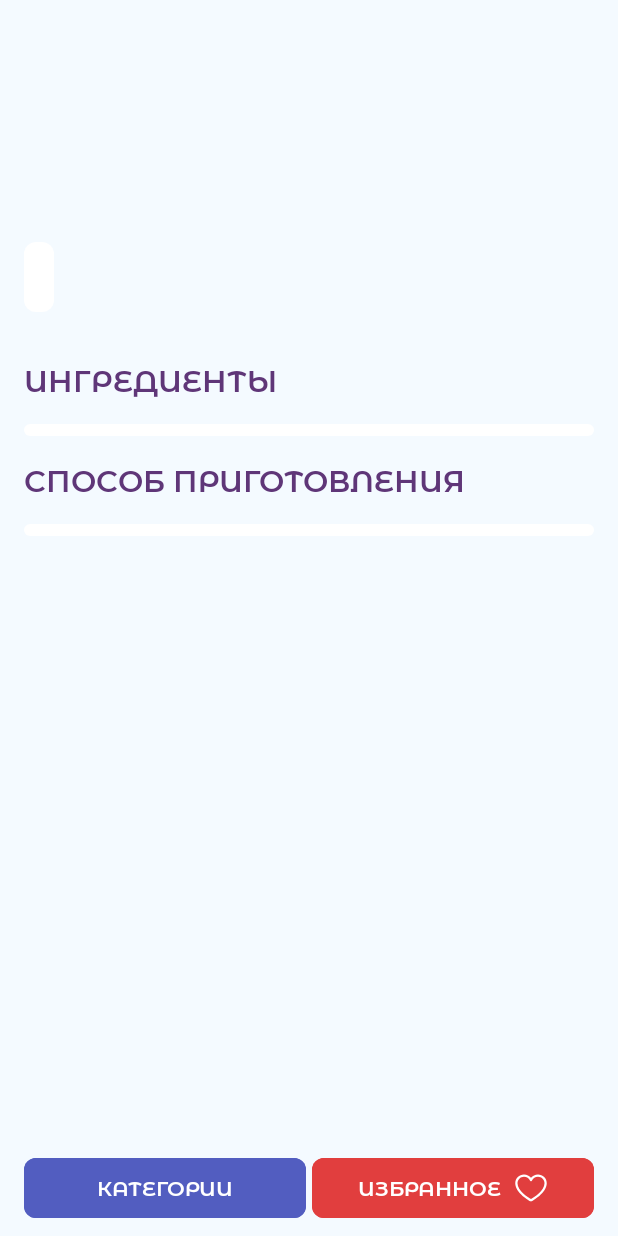
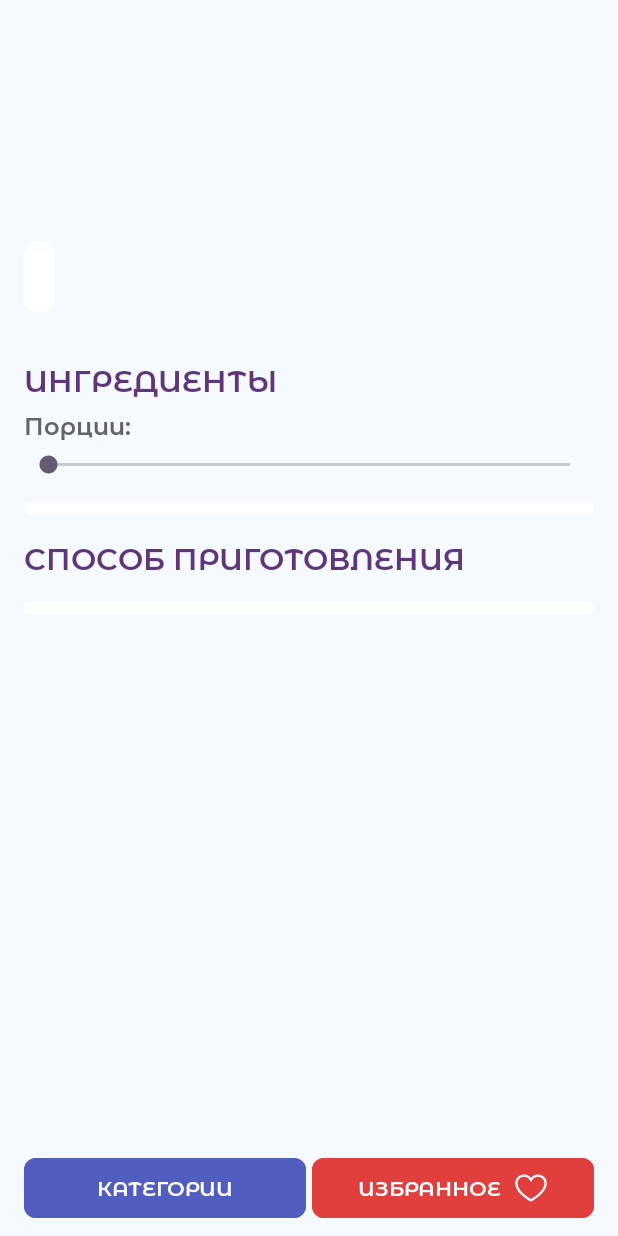
Before and after one commit to Untamos25/RecipesApp, an Android app: the fragment RecipeFragment placed in its activity, on a phone screen of 412 x 824 dp. Run offline under Robolectric (Android 15) with nearby library versions, the light colour scheme and no system bars.

Commit message:
RA-14 Добавлен SeekBar для количества порций и расчёта ингредиентов. Вынесен размер некоторых шрифтов в dimens

```diff
--- a/app/src/main/res/layout/fragment_recipe.xml
+++ b/app/src/main/res/layout/fragment_recipe.xml
@@ -51,9 +51,50 @@
             style="@style/StyleTitle20"
             android:layout_width="wrap_content"
             android:layout_height="wrap_content"
-            android:layout_margin="@dimen/space_main"
+            android:layout_marginHorizontal="@dimen/space_main"
+            android:layout_marginTop="@dimen/space_main"
             android:text="@string/title_ingredients"
             android:textAppearance="@style/StyleTitle20" />
+
+        <LinearLayout
+            android:layout_width="match_parent"
+            android:layout_height="wrap_content"
+            android:orientation="horizontal"
+            android:gravity="center_vertical">
+
+            <TextView
+                android:id="@+id/tvPortionsTitle"
+                style="@style/StyleTitle16"
+                android:layout_width="wrap_content"
+                android:layout_height="wrap_content"
+                android:layout_marginStart="@dimen/space_main"
+                android:layout_marginEnd="@dimen/space_6"
+                android:layout_marginVertical="@dimen/space_6"
+                android:textAppearance="@style/StyleTitle16"
+                android:text="@string/title_portions"
+                />
+
+            <TextView
+                android:id="@+id/tvPortionsValue"
+                style="@style/StyleTitle16"
+                android:layout_width="wrap_content"
+                android:layout_height="wrap_content"
+                android:layout_marginVertical="@dimen/space_6"
+                android:textAppearance="@style/StyleTitle16"
+                tools:text="1"
+                />
+
+        </LinearLayout>
+
+        <SeekBar
+            android:id="@+id/sbPortions"
+            android:layout_width="match_parent"
+            android:layout_height="wrap_content"
+            android:layout_marginHorizontal="@dimen/space_main"
+            android:layout_marginBottom="@dimen/space_main"
+            android:max="5"
+            android:min="1"
+            android:progress="1" />
 
         <androidx.recyclerview.widget.RecyclerView
             android:id="@+id/rvIngredients"
--- a/app/src/main/res/values/colors.xml
+++ b/app/src/main/res/values/colors.xml
@@ -7,5 +7,6 @@
     <color name="buttonCategories">#525DC0</color>
     <color name="text_titles">#5F3678</color>
     <color name="main_text">#666666</color>
+    <color name="main_text_alternative">#626466</color>
     <color name="divider">#F5F5F5</color>
 </resources>
--- a/app/src/main/res/values/dimens.xml
+++ b/app/src/main/res/values/dimens.xml
@@ -4,11 +4,14 @@
     <dimen name="space_main">16dp</dimen>
     <dimen name="space_three_quarters">12dp</dimen>
     <dimen name="space_half">8dp</dimen>
+    <dimen name="space_6">6dp</dimen>
     <dimen name="space_quarter">4dp</dimen>
     <dimen name="padding_main">10dp</dimen>
     <dimen name="padding_horizontal">20dp</dimen>
     <dimen name="icon_size_large">24dp</dimen>
+    <dimen name="text_size_medium_bigger">16sp</dimen>
     <dimen name="text_size_medium">14sp</dimen>
+    <dimen name="text_size_main">12sp</dimen>
     <dimen name="image_size_large">224dp</dimen>
     <dimen name="image_size_medium">130dp</dimen>
     <dimen name="image_size_small">40dp</dimen>
--- a/app/src/main/res/values/strings.xml
+++ b/app/src/main/res/values/strings.xml
@@ -5,4 +5,5 @@
     <string name="category_image">Изображение категории %1$s</string>
     <string name="title_ingredients">Ингредиенты</string>
     <string name="title_cooking_method">Способ приготовления</string>
+    <string name="title_portions">Порции:</string>
 </resources>
--- a/app/src/main/res/values/styles.xml
+++ b/app/src/main/res/values/styles.xml
@@ -3,7 +3,7 @@
 
     <style name="StyleMainText12" parent="TextAppearance.AppCompat">
         <item name="android:fontFamily">@font/montserrat_medium</item>
-        <item name="android:textSize">12sp</item>
+        <item name="android:textSize">@dimen/text_size_main</item>
         <item name="android:textColor">@color/main_text</item>
     </style>
 
@@ -32,6 +32,13 @@
         <item name="android:textColor">@color/text_titles</item>
     </style>
 
+    <style name="StyleTitle16" parent="TextAppearance.AppCompat">
+        <item name="android:fontFamily">@font/montserrat_alternates</item>
+        <item name="android:textSize">@dimen/text_size_medium_bigger</item>
+        <item name="android:textColor">@color/main_text_alternative</item>
+        <item name="android:textAllCaps">false</item>
+    </style>
+
     <style name="StyleTitle20" parent="StyleTitle">
         <item name="android:textSize">20sp</item>
         <item name="android:textColor">@color/text_titles</item>
```
Also changed, not shown: app/src/main/java/com/example/recipesapp/IngredientsAdapter.kt (+15 -1 lines), app/src/main/java/com/example/recipesapp/RecipeFragment.kt (+23 -0 lines), 1 other file.
